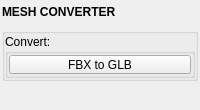
The window that pythontk/file_utils/mesh_convert/mesh_convert.ui (m3trik/pythontk) describes before a commit, drawn with Qt 5.
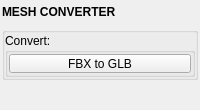
The same window after the commit. Custom widgets are drawn as their Qt base class.

Patch:
```diff
--- a/pythontk/file_utils/mesh_convert/mesh_convert.ui
+++ b/pythontk/file_utils/mesh_convert/mesh_convert.ui
@@ -61,13 +61,13 @@
         <property name="minimumSize">
          <size>
           <width>0</width>
-          <height>20</height>
+          <height>19</height>
          </size>
         </property>
         <property name="maximumSize">
          <size>
           <width>999</width>
-          <height>20</height>
+          <height>19</height>
          </size>
         </property>
         <property name="font">
```
